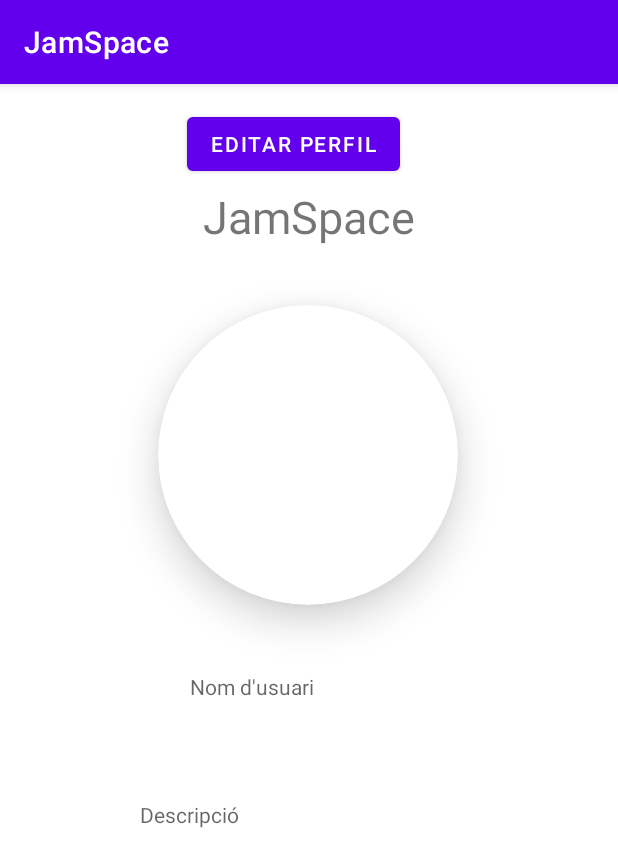
After one commit to a14jorsoltor/JamSpace, an Android app: the ViewPortfoli screen opened directly, with no data from a screen before it, on a phone screen of 412 x 824 dp. The commit adds this screen. Shown: the top 867 px of the screen. Run offline under Robolectric (Android 15) with nearby library versions, the phone set to English and light mode, and no system bars; our stand-ins replace Firebase (no records; nobody signed in at launch, a user with empty details on screens opened directly), Picasso.

Commit message:
Usuaris fets

```diff
--- a/app/src/main/java/com/example/login/PantallaPrincipal.java
+++ b/app/src/main/java/com/example/login/PantallaPrincipal.java
@@ -43,7 +43,7 @@ public class PantallaPrincipal extends AppCompatActivity {
 
 
     public void cvPortfoli(View view) {
-        Intent switchActivityIntent = new Intent(this, Portfoli.class);
+        Intent switchActivityIntent = new Intent(this, ViewPortfoli.class);
         startActivity(switchActivityIntent);
     }
 
--- /dev/null
+++ b/app/src/main/java/com/example/login/ViewPortfoli.java
@@ -0,0 +1,125 @@
+package com.example.login;
+
+import androidx.annotation.NonNull;
+import androidx.appcompat.app.AppCompatActivity;
+
+import android.content.Intent;
+import android.graphics.Bitmap;
+import android.graphics.BitmapFactory;
+import android.net.Uri;
+import android.os.Bundle;
+import android.util.Log;
+import android.view.View;
+import android.widget.ImageView;
+import android.widget.TextView;
+
+import com.google.android.gms.tasks.OnCompleteListener;
+import com.google.android.gms.tasks.OnFailureListener;
+import com.google.android.gms.tasks.OnSuccessListener;
+import com.google.android.gms.tasks.Task;
+import com.google.firebase.auth.FirebaseAuth;
+import com.google.firebase.firestore.FirebaseFirestore;
+import com.google.firebase.firestore.QueryDocumentSnapshot;
+import com.google.firebase.firestore.QuerySnapshot;
+import com.google.firebase.storage.FirebaseStorage;
+import com.google.firebase.storage.StorageReference;
+import com.squareup.picasso.Picasso;
+
+public class ViewPortfoli extends AppCompatActivity {
+    String nomFoto;
+
+    public String getNomFoto() {
+        return nomFoto;
+    }
+
+    public void setNomFoto(String nomFoto) {
+        this.nomFoto = nomFoto;
+    }
+
+    ImageView imgProfileEdit;
+    TextView tvNomUserView, tvDescripcioView;
+    private static final String LOG_TAG ="" ;
+    private FirebaseAuth mAuth = FirebaseAuth.getInstance();
+    FirebaseFirestore db = FirebaseFirestore.getInstance();
+    FirebaseStorage storage = FirebaseStorage.getInstance();
+    StorageReference storageRef =  storage.getReference();
+
+    @Override
+    protected void onCreate(Bundle savedInstanceState) {
+        super.onCreate(savedInstanceState);
+        setContentView(R.layout.activity_view_portfoli);
+
+        setUp();
+        posarDades();
+    }
+
+    private void posarDades() {
+        fetchUserName();
+    }
+
+
+    private void fetchUserName() {
+
+        db.collection("Usuaris")
+                .whereEqualTo("usermail",  mAuth.getCurrentUser().getEmail())
+                .get()
+                .addOnCompleteListener(new OnCompleteListener<QuerySnapshot>() {
+                    @Override
+                    public void onComplete(@NonNull Task<QuerySnapshot> task) {
+
+                        if (task.isSuccessful()) {
+
+                            for (QueryDocumentSnapshot document : task.getResult()) {
+                                tvNomUserView.setText(document.getData().get("username").toString());
+                                tvDescripcioView.setText(document.getData().get("descripcio").toString());
+                                setNomFoto(document.getData().get("nomFoto").toString());
+
+
+
+
+
+                            }
+
+                            ficarFoto();
+
+
+
+
+                        } else {
+                            Log.d(LOG_TAG, "Error getting documents: ", task.getException());
+                        }
+
+                    }
+                });
+
+
+    }
+    private void ficarFoto(){
+        String nomFoto = getNomFoto();
+
+        storageRef.child("imagesUser/"+nomFoto).getDownloadUrl().addOnSuccessListener(new OnSuccessListener<Uri>() {
+            @Override
+            public void onSuccess(Uri uri) {
+                Picasso.get().load(uri).into(imgProfileEdit);
+            }
+        }).addOnFailureListener(new OnFailureListener() {
+            @Override
+            public void onFailure(@NonNull Exception exception) {
+                // Handle any errors
+            }
+        });    }
+
+
+    private void setUp() {
+        imgProfileEdit = findViewById(R.id.imgProfileView);
+        tvNomUserView = findViewById(R.id.tvNomUserView);
+        tvDescripcioView = findViewById(R.id.tvDescripcioView);
+
+    }
+
+    public void cvEditPerfil(View view) {
+        Intent switchActivityIntent = new Intent(this, Edit_portfoli.class);
+        startActivity(switchActivityIntent);
+
+    }
+}
--- a/app/src/main/java/com/example/login/WordListAdapter.java
+++ b/app/src/main/java/com/example/login/WordListAdapter.java
@@ -83,6 +83,7 @@ public class WordListAdapter extends RecyclerView.Adapter<WordListAdapter.WordVi
 
 
         StorageReference photoReference= storageRef.child("imagesPost/"+ComNomImge);
+        Log.d("LOG_TAG", ">>>>>>>>>>>>>>>>>>>>>>>>>gdyh>>>>>>>>>>>" + photoReference);
 
         final long ONE_MEGABYTE = 1024 * 1024;
         photoReference.getBytes(ONE_MEGABYTE).addOnSuccessListener(new OnSuccessListener<byte[]>() {
--- /dev/null
+++ b/app/src/main/res/layout/activity_view_portfoli.xml
@@ -0,0 +1,92 @@
+<?xml version="1.0" encoding="utf-8"?>
+<androidx.constraintlayout.widget.ConstraintLayout xmlns:android="http://schemas.android.com/apk/res/android"
+    xmlns:app="http://schemas.android.com/apk/res-auto"
+    xmlns:tools="http://schemas.android.com/tools"
+    android:layout_width="match_parent"
+    android:layout_height="match_parent"
+    tools:context=".ViewPortfoli">
+
+    <Button
+        android:id="@+id/btEditPerf"
+        android:layout_width="wrap_content"
+        android:layout_height="wrap_content"
+        android:layout_marginTop="16dp"
+        android:text="Editar perfil"
+        app:layout_constraintEnd_toEndOf="parent"
+        app:layout_constraintHorizontal_bias="0.462"
+        app:layout_constraintStart_toStartOf="parent"
+        android:onClick="cvEditPerfil"
+        app:layout_constraintTop_toTopOf="parent"
+        tools:ignore="OnClick" />
+
+    <androidx.cardview.widget.CardView
+        android:id="@+id/cardView"
+        android:layout_width="200dp"
+        android:layout_height="200dp"
+        android:layout_centerInParent="true"
+        android:layout_margin="16dp"
+        android:layout_marginBottom="276dp"
+        android:foregroundGravity="center"
+        app:cardCornerRadius="160dp"
+        app:cardElevation="16dp"
+        app:layout_constraintBottom_toBottomOf="parent"
+        app:layout_constraintEnd_toEndOf="parent"
+        app:layout_constraintHorizontal_bias="0.497"
+        app:layout_constraintStart_toStartOf="parent"
+        app:layout_constraintTop_toBottomOf="@+id/textView"
+        app:layout_constraintVertical_bias="0.0"
+        >
+    <ImageView
+        android:layout_width="200dp"
+        android:layout_height="200dp"
+        android:layout_gravity="center"
+        android:layout_margin="10dp"
+        android:id="@+id/imgProfileView"
+        android:contentDescription="@string/app_name" />
+    </androidx.cardview.widget.CardView>
+
+    <TextView
+        android:id="@+id/textView"
+        android:layout_width="231dp"
+        android:layout_height="63dp"
+        android:layout_marginTop="68dp"
+        android:text="JamSpace"
+        android:textAlignment="center"
+        android:textSize="30dp"
+        app:layout_constraintEnd_toEndOf="parent"
+        app:layout_constraintStart_toStartOf="parent"
+        app:layout_constraintTop_toTopOf="parent" />
+
+
+    <TextView
+        android:id="@+id/tvNomUserView"
+        android:layout_width="wrap_content"
+        android:layout_height="wrap_content"
+        android:layout_marginTop="44dp"
+        android:ems="10"
+        android:hint="Nom d'usuari"
+        android:inputType="textPersonName"
+        app:layout_constraintBottom_toTopOf="@+id/tvDescripcioView"
+        app:layout_constraintEnd_toEndOf="parent"
+        app:layout_constraintHorizontal_bias="0.502"
+        app:layout_constraintStart_toStartOf="parent"
+        app:layout_constraintTop_toBottomOf="@+id/cardView"
+        app:layout_constraintVertical_bias="0.006" />
+
+    <TextView
+        android:id="@+id/tvDescripcioView"
+        android:layout_width="225dp"
+        android:layout_height="174dp"
+        android:layout_marginBottom="84dp"
+        android:ems="10"
+        android:gravity="start|top"
+        android:hint="Descripció"
+        android:inputType="textMultiLine"
+        app:layout_constraintBottom_toBottomOf="parent"
+        app:layout_constraintEnd_toEndOf="parent"
+        app:layout_constraintStart_toStartOf="parent"
+        app:layout_constraintTop_toBottomOf="@+id/cardView"
+        app:layout_constraintVertical_bias="0.801" />
+
+
+</androidx.constraintlayout.widget.ConstraintLayout>
--- a/app/src/main/res/values/strings.xml
+++ b/app/src/main/res/values/strings.xml
@@ -3,5 +3,4 @@
     <string name="portfoliTitol">JAM SPACE</string>
 
 
-
 </resources>
```
Also changed, not shown: app/src/main/AndroidManifest.xml (+5 -2 lines), app/src/main/java/com/example/login/Edit_portfoli.java (added, +220 -0 lines), app/src/main/java/com/example/login/PantallaRegistre.java (+2 -9 lines), app/src/main/java/com/example/login/Portfoli.java (deleted, +0 -18 lines), app/src/main/res/layout/activity_edit_portfoli.xml (added, +89 -0 lines), app/src/main/res/layout/activity_portfoli.xml (deleted, +0 -60 lines).
